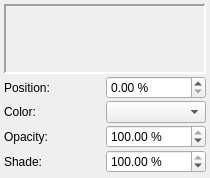
Qt form scribus/ui/gradienteditor.ui (scribusproject/scribus) before a commit.
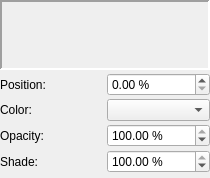
The same form after that commit. Custom widgets are drawn as their Qt base class.

Commit message: #16423: Update layout for Gradient Editor <bubu>

Diff of the .ui file:
```diff
--- a/scribus/ui/gradienteditor.ui
+++ b/scribus/ui/gradienteditor.ui
@@ -21,19 +21,19 @@
   </property>
   <layout class="QGridLayout" name="gridLayout">
    <property name="leftMargin">
-    <number>4</number>
+    <number>0</number>
    </property>
    <property name="topMargin">
-    <number>4</number>
+    <number>0</number>
    </property>
    <property name="rightMargin">
-    <number>4</number>
+    <number>0</number>
    </property>
    <property name="bottomMargin">
-    <number>4</number>
+    <number>0</number>
    </property>
    <property name="spacing">
-    <number>2</number>
+    <number>3</number>
    </property>
    <item row="0" column="0" colspan="2">
     <widget class="GradientPreview" name="Preview">
```
The commit also changes 1 other file.
